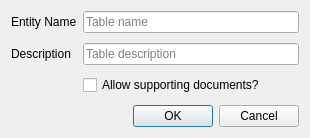
This is ui/wizard/ui_entity.ui in gltn/stdm as Qt 5 draws it before an edit. The edited form follows.
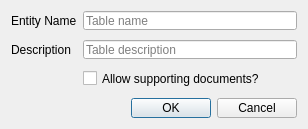
This is the edited form.

Commit message: Added an entity dependencies query box before deleting entity

```diff
--- a/ui/wizard/ui_entity.ui
+++ b/ui/wizard/ui_entity.ui
@@ -6,14 +6,23 @@
    <rect>
     <x>0</x>
     <y>0</y>
-    <width>310</width>
+    <width>308</width>
     <height>129</height>
    </rect>
   </property>
+  <property name="maximumSize">
+   <size>
+    <width>500</width>
+    <height>16777215</height>
+   </size>
+  </property>
   <property name="windowTitle">
    <string>Entity editor</string>
   </property>
   <layout class="QFormLayout" name="formLayout">
+   <property name="sizeConstraint">
+    <enum>QLayout::SetMaximumSize</enum>
+   </property>
    <property name="verticalSpacing">
     <number>10</number>
    </property>
```
The commit also changes 10 other files.
